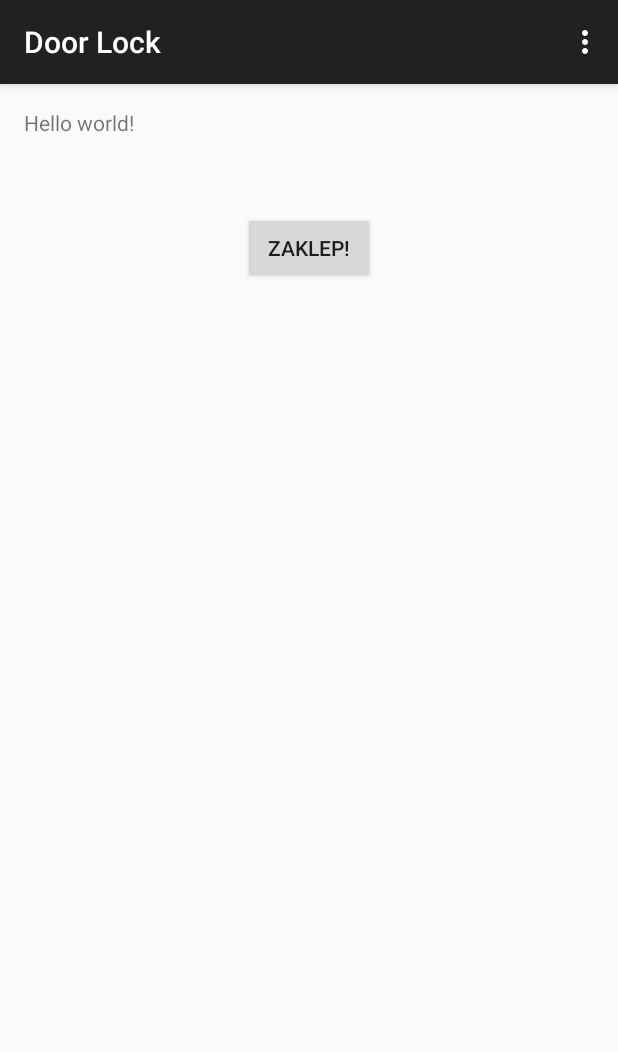
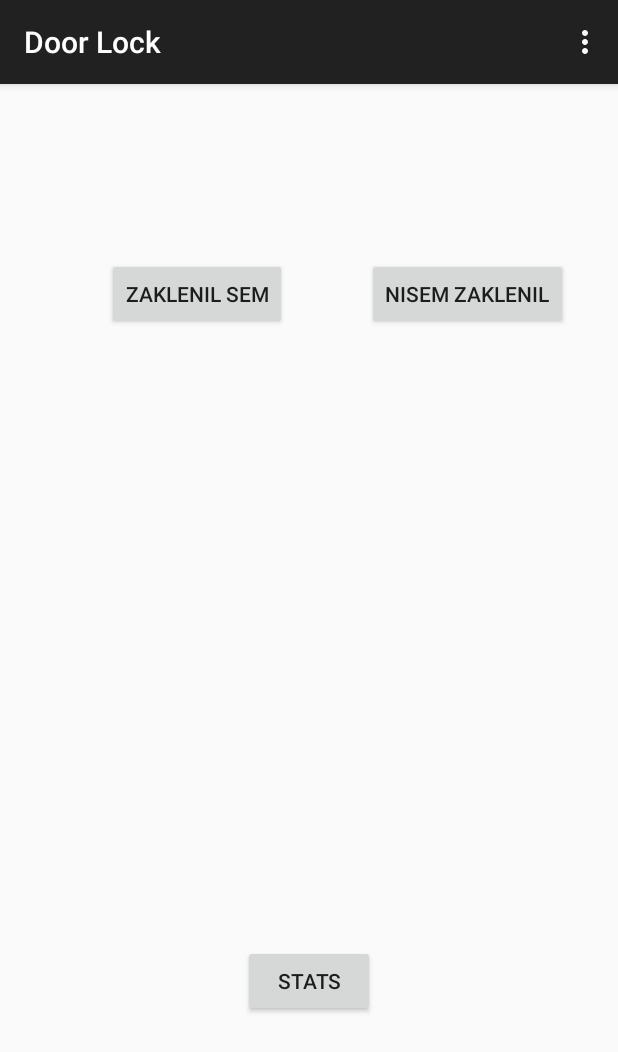
Before and after one commit to BorutUmer/door_lock, an Android app: the screen it shows after launch (MainActivity), on a phone screen of 412 x 824 dp. Shown: the top 1052 px of the screen. Run offline under Robolectric (Android 15) with nearby library versions, the phone set to English and light mode, and no system bars.

Commit message:
Update so other people can help

```diff
--- a/app/src/main/AndroidManifest.xml
+++ b/app/src/main/AndroidManifest.xml
@@ -16,6 +16,11 @@
                 <category android:name="android.intent.category.LAUNCHER" />
             </intent-filter>
         </activity>
+        <activity
+            android:name=".Log"
+            android:label="@string/app_name"
+            android:parentActivityName=".MainActivity" >
+        </activity>
     </application>
 
 </manifest>
--- a/app/src/main/java/com/janmalec/jan/doorlock/Entry.java
+++ b/app/src/main/java/com/janmalec/jan/doorlock/Entry.java
@@ -1,48 +1,48 @@
 package com.janmalec.jan.doorlock;
+
+import java.text.SimpleDateFormat;
+import java.util.Date;
+import java.util.Locale;
 
 /**
  * Created by jan on 16.5.2015.
  */
 public class Entry {
 
-    private int id;
-    private int timestamp;
+    private Date timestamp = null;
     private int oClose; // 0 is open, 1 is close
 
     public Entry(){}
 
-    public Entry(int timestamp, int oClose){
+    public Entry(int oClose){
         super();
-        this.timestamp = timestamp;
+
+        this.timestamp = new Date();
         this.oClose = oClose;
     }
 
     @Override
     public String toString() {
-        return "Event [id=" + id + ", timestamp=" + timestamp + ", open_close=" + oClose
+        return "Event [timestamp=" + getTimestamp() + ", open_close=" + oClose
                 + "]";
     }
 
-    public int getId(){
-        return id;
+
+    public String getTimestamp(){
+        SimpleDateFormat dateFormat = new SimpleDateFormat(
+                "yyyy-MM-dd HH:mm:ss", Locale.getDefault());
+        return dateFormat.format(timestamp);
+
     }
 
-    public int getTimestamp(){
-        return timestamp;
+    public void setTimestamp(Date timestamp){
+        this.timestamp = timestamp;
     }
 
     public int getOpenClose(){
         return oClose;
     }
 
-    public void setId(int id){
-        this.id = id;
-    }
-
-    public void setTimestamp(int timestamp){
-        this.timestamp = timestamp;
-    }
-
     public void setoClose(int oClose){
         this.oClose = oClose;
     }
--- a/app/src/main/java/com/janmalec/jan/doorlock/MainActivity.java
+++ b/app/src/main/java/com/janmalec/jan/doorlock/MainActivity.java
@@ -1,6 +1,7 @@
 package com.janmalec.jan.doorlock;
 
 import android.content.Context;
+import android.content.Intent;
 import android.support.v7.app.ActionBarActivity;
 import android.os.Bundle;
 import android.view.Menu;
@@ -10,11 +11,11 @@ import android.widget.Button;
 import android.widget.Toast;
 import android.util.Log;
 
+import java.util.ArrayList;
+
 
 public class MainActivity extends ActionBarActivity {
-
-    private Button gZakleni;
-
+    private Context context;
 
 
 
@@ -23,25 +24,54 @@ public class MainActivity extends ActionBarActivity {
         super.onCreate(savedInstanceState);
         setContentView(R.layout.activity_main);
         final MySQLiteHelper db = new MySQLiteHelper(this);
+        Button gZakleni;
+        Button gNisem;
+        Button gLog;
+        context = this.getApplicationContext(); // important
 
         gZakleni = (Button)findViewById(R.id.button_zakleni);
+        gNisem = (Button)findViewById(R.id.button_nisem);
+        gLog = (Button)findViewById(R.id.button_log);
 
         gZakleni.setOnClickListener(new View.OnClickListener() {
             @Override
             public void onClick(View v) {
                 Toast msg = Toast.makeText(getBaseContext(), "Zaklenil si vrata",
                         Toast.LENGTH_LONG);
-                db.addEvent(new Entry(10, 1));
+                db.addEvent(new Entry(1));
 
                 msg.show();
             }
         });
 
+        gNisem.setOnClickListener(new View.OnClickListener() {
+            @Override
+            public void onClick(View v) {
+                Toast msg = Toast.makeText(getBaseContext(), "Nemarnez",
+                        Toast.LENGTH_LONG);
+                db.addEvent(new Entry(0));
+
+                msg.show();
+            }
+        });
+
+        gLog.setOnClickListener(new View.OnClickListener() {
+            @Override
+            public void onClick(View v) {
+                Intent log_I = new Intent(context, Log.class);
+                ArrayList <Entry> events = new ArrayList<>();
+                events = db.getAllEvents();
+                Log.d("prvi timestamp", events.get(0).getTimestamp());
+                Log.d("drugi timestamp", events.get(1).getTimestamp());
+                Bundle bundle = new Bundle();
+                bundle.putSerializable("logs", events);
+
+                //log_I.putExtra("log", bundle);
+                startActivity(log_I);
 
 
-        db.addEvent(new Entry(10, 1));
-        db.addEvent(new Entry(10, 1));
-        db.getEvent(0);
+            }
+        });
 
     }
 
--- a/app/src/main/java/com/janmalec/jan/doorlock/MySQLiteHelper.java
+++ b/app/src/main/java/com/janmalec/jan/doorlock/MySQLiteHelper.java
@@ -7,6 +7,14 @@ import android.database.sqlite.SQLiteDatabase;
 import android.database.sqlite.SQLiteOpenHelper;
 import android.util.Log;
 
+import java.text.DateFormat;
+import java.text.SimpleDateFormat;
+import java.util.ArrayList;
+import java.util.Date;
+import java.util.LinkedList;
+import java.util.List;
+import java.util.Locale;
+
 public class MySQLiteHelper extends SQLiteOpenHelper {
 
     // Database Version
@@ -15,11 +23,11 @@ public class MySQLiteHelper extends SQLiteOpenHelper {
     private static final String DATABASE_NAME = "DoorDB";
     private static final String TABLE_EVENTS = "events";
 
-    private static final String EVENT_ID  = "id";
+//    private static final String KEY_ID  = "id";
     private static final String EVENT_TS  = "timestamp";
     private static final String EVENT_OC =  "open_close";
 
-    private static final String[] COLUMNS = {EVENT_ID,EVENT_TS,EVENT_OC};
+    private static final String[] COLUMNS = {EVENT_TS,EVENT_OC};
 
     public MySQLiteHelper(Context context) {
         super(context, DATABASE_NAME, null, DATABASE_VERSION);
@@ -29,8 +37,7 @@ public class MySQLiteHelper extends SQLiteOpenHelper {
     public void onCreate(SQLiteDatabase db) {
         // SQL statement to create table of Events
         String CREATE_DOOR_TABLE = "CREATE TABLE events ( " +
-                "id INTEGER, " +
-                "timestamp INTEGER, " +
+                "timestamp TEXT, " +
                 "open_close INTEGER )";
 
         // create books table
@@ -52,7 +59,7 @@ public class MySQLiteHelper extends SQLiteOpenHelper {
 
         ContentValues values = new ContentValues();
 
-        values.put(EVENT_ID, event.getId());
+        //values.put(KEY_ID, event.getId());
         values.put(EVENT_TS, event.getTimestamp());
         values.put(EVENT_OC, event.getOpenClose());
 
@@ -62,33 +69,43 @@ public class MySQLiteHelper extends SQLiteOpenHelper {
         Log.d("With id: ", Long.toString(id));
     }
 
-    public Entry getEvent(int id){
-        SQLiteDatabase db = this.getWritableDatabase();
+    public ArrayList<Entry> getAllEvents(){
+        ArrayList <Entry> events = new ArrayList<>();
+        String query = "SELECT * FROM " + TABLE_EVENTS;
 
-        Cursor cursor= db.query(TABLE_EVENTS,
-                COLUMNS,
-                " id = ?",
-                new String[]{String.valueOf(id)},
-                null,
-                null,
-                null,
-                null
-        );
-        if (cursor!= null)
-            cursor.moveToFirst();
+        SQLiteDatabase db = this.getReadableDatabase();
+        Cursor cursor = db.rawQuery(query, null);
 
-        Entry event = new Entry();
-        event.setId(Integer.parseInt(cursor.getString(0)));
-        event.setTimestamp(Integer.parseInt(cursor.getString(1)));
-        event.setoClose(Integer.parseInt(cursor.getString(2)));
-        Log.d("Event", event.toString());
+        Entry entry;
+        String databaseDate;
+        SimpleDateFormat dateFormat = new SimpleDateFormat(
+                "yyyy-MM-dd HH:mm:ss", Locale.getDefault());
+        Date dataDate = null;
+        int i = 0;
+        if(cursor.moveToFirst()){
 
-        return event;
+            do{
+                Log.d("i: ", Integer.toString(i));
+                i++;
+                entry = new Entry();
+                databaseDate = cursor.getString(0);
+                Log.d("ddate: ", databaseDate);
+                entry.setoClose(Integer.parseInt(cursor.getString(1)));
+                Log.d("semnisem ", Integer.toString(entry.getOpenClose()));
+
+                try{
+                    dataDate = dateFormat.parse(databaseDate);
+                } catch (Exception e){
+                    Log.d("Parse exception", "!!");
+                }
+
+                entry.setTimestamp(dataDate);
+                events.add(entry);
+            } while (cursor.moveToNext());
+        }
+
+        return events;
+
     }
 
-    /*public int getEventsCount(){
-        SQLiteDatabase db = this.getReadableDatabase();
-
-    }
-    */
 }
--- a/app/src/main/res/layout/activity_main.xml
+++ b/app/src/main/res/layout/activity_main.xml
@@ -5,17 +5,37 @@
     android:paddingTop="@dimen/activity_vertical_margin"
     android:paddingBottom="@dimen/activity_vertical_margin" tools:context=".MainActivity">
 
-    <TextView android:text="@string/hello_world" android:layout_width="wrap_content"
-        android:layout_height="wrap_content"
-        android:id="@+id/textView" />
 
     <Button
         android:layout_width="wrap_content"
         android:layout_height="wrap_content"
         android:text="@string/z_vrata"
         android:id="@+id/button_zakleni"
-        android:layout_marginTop="50dp"
-        android:layout_below="@+id/textView"
-        android:layout_centerHorizontal="true" />
+        android:layout_marginTop="100dp"
+        android:layout_alignParentTop="true"
+        android:layout_alignParentLeft="true"
+        android:layout_alignParentStart="true"
+        android:layout_marginLeft="55dp"
+        android:layout_marginStart="55dp" />
+
+    <Button
+        android:layout_width="wrap_content"
+        android:layout_height="wrap_content"
+        android:text="@string/n_vrata"
+        android:id="@+id/button_nisem"
+        android:layout_alignTop="@+id/button_zakleni"
+        android:layout_toRightOf="@+id/button_zakleni"
+        android:layout_toEndOf="@+id/button_zakleni"
+        android:layout_marginLeft="53dp"
+        android:layout_marginStart="53dp" />
+
+    <Button
+        android:layout_width="wrap_content"
+        android:layout_height="wrap_content"
+        android:text="@string/log_string"
+        android:id="@+id/button_log"
+        android:layout_alignParentBottom="true"
+        android:layout_centerHorizontal="true"
+        android:layout_marginBottom="130dp" />
 
 </RelativeLayout>
--- a/app/src/main/res/values/strings.xml
+++ b/app/src/main/res/values/strings.xml
@@ -3,5 +3,8 @@
 
     <string name="hello_world">Hello world!</string>
     <string name="action_settings">Settings</string>
-    <string name="z_vrata">Zaklep!</string>
+    <string name="z_vrata">Zaklenil sem</string>
+    <string name="n_vrata">Nisem zaklenil</string>
+    <string name="log_string">Stats</string>
+
 </resources>
```
Also changed, not shown: app/src/main/java/com/janmalec/jan/doorlock/Log.java (added, +35 -0 lines), app/src/main/res/layout/log_activity.xml (added, +11 -0 lines).
